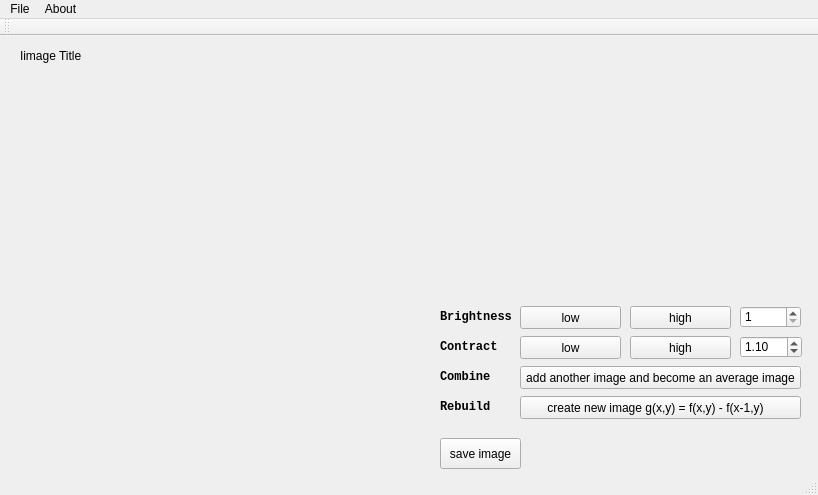
First picture: the form in mainwindow.ui, repository r05522814/Image_processing, before the edit.
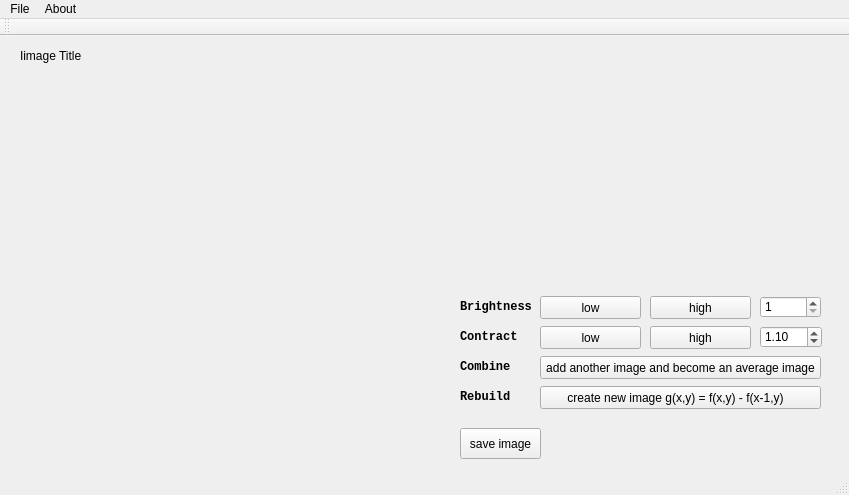
Second picture: the form after the edit.

Patch:
```diff
--- a/mainwindow.ui
+++ b/mainwindow.ui
@@ -6,7 +6,7 @@
    <rect>
     <x>0</x>
     <y>0</y>
-    <width>818</width>
+    <width>849</width>
     <height>495</height>
    </rect>
   </property>
@@ -19,7 +19,7 @@
      <rect>
       <x>19</x>
       <y>30</y>
-      <width>401</width>
+      <width>431</width>
       <height>411</height>
      </rect>
     </property>
@@ -30,8 +30,8 @@
    <widget class="QWidget" name="horizontalLayoutWidget">
     <property name="geometry">
      <rect>
-      <x>440</x>
-      <y>30</y>
+      <x>460</x>
+      <y>20</y>
       <width>361</width>
       <height>231</height>
      </rect>
@@ -41,8 +41,8 @@
    <widget class="QPushButton" name="pushButton_add_constant">
     <property name="geometry">
      <rect>
-      <x>630</x>
-      <y>270</y>
+      <x>650</x>
+      <y>260</y>
       <width>101</width>
       <height>23</height>
      </rect>
@@ -54,8 +54,8 @@
    <widget class="QPushButton" name="pushButton_multiply_constant">
     <property name="geometry">
      <rect>
-      <x>630</x>
-      <y>300</y>
+      <x>650</x>
+      <y>290</y>
       <width>101</width>
       <height>23</height>
      </rect>
@@ -67,8 +67,8 @@
    <widget class="QPushButton" name="pushButton_average">
     <property name="geometry">
      <rect>
-      <x>520</x>
-      <y>330</y>
+      <x>540</x>
+      <y>320</y>
       <width>281</width>
       <height>23</height>
      </rect>
@@ -80,8 +80,8 @@
    <widget class="QPushButton" name="pushButton_reconstruct">
     <property name="geometry">
      <rect>
-      <x>520</x>
-      <y>360</y>
+      <x>540</x>
+      <y>350</y>
       <width>281</width>
       <height>23</height>
      </rect>
@@ -93,8 +93,8 @@
    <widget class="QPushButton" name="pushButton_save_file">
     <property name="geometry">
      <rect>
-      <x>440</x>
-      <y>402</y>
+      <x>460</x>
+      <y>392</y>
       <width>81</width>
       <height>31</height>
      </rect>
@@ -106,8 +106,8 @@
    <widget class="QLabel" name="label_2">
     <property name="geometry">
      <rect>
-      <x>440</x>
-      <y>270</y>
+      <x>460</x>
+      <y>260</y>
       <width>71</width>
       <height>21</height>
      </rect>
@@ -126,8 +126,8 @@
    <widget class="QLabel" name="label_3">
     <property name="geometry">
      <rect>
-      <x>440</x>
-      <y>300</y>
+      <x>460</x>
+      <y>290</y>
       <width>71</width>
       <height>21</height>
      </rect>
@@ -146,8 +146,8 @@
    <widget class="QLabel" name="label_4">
     <property name="geometry">
      <rect>
-      <x>440</x>
-      <y>330</y>
+      <x>460</x>
+      <y>320</y>
       <width>71</width>
       <height>21</height>
      </rect>
@@ -166,8 +166,8 @@
    <widget class="QLabel" name="label_5">
     <property name="geometry">
      <rect>
-      <x>440</x>
-      <y>360</y>
+      <x>460</x>
+      <y>350</y>
       <width>81</width>
       <height>21</height>
      </rect>
@@ -186,8 +186,8 @@
    <widget class="QPushButton" name="pushButton_subtract_constant">
     <property name="geometry">
      <rect>
-      <x>520</x>
-      <y>270</y>
+      <x>540</x>
+      <y>260</y>
       <width>101</width>
       <height>23</height>
      </rect>
@@ -199,8 +199,8 @@
    <widget class="QPushButton" name="pushButton_devide_constant_">
     <property name="geometry">
      <rect>
-      <x>520</x>
-      <y>300</y>
+      <x>540</x>
+      <y>290</y>
       <width>101</width>
       <height>23</height>
      </rect>
@@ -228,8 +228,8 @@
    <widget class="QSpinBox" name="brightness_factor">
     <property name="geometry">
      <rect>
-      <x>740</x>
-      <y>270</y>
+      <x>760</x>
+      <y>260</y>
       <width>61</width>
       <height>22</height>
      </rect>
@@ -247,8 +247,8 @@
    <widget class="QDoubleSpinBox" name="contract_factor">
     <property name="geometry">
      <rect>
-      <x>740</x>
-      <y>300</y>
+      <x>760</x>
+      <y>290</y>
       <width>62</width>
       <height>22</height>
      </rect>
@@ -272,7 +272,7 @@
     <rect>
      <x>0</x>
      <y>0</y>
-     <width>818</width>
+     <width>849</width>
      <height>21</height>
     </rect>
    </property>
```
